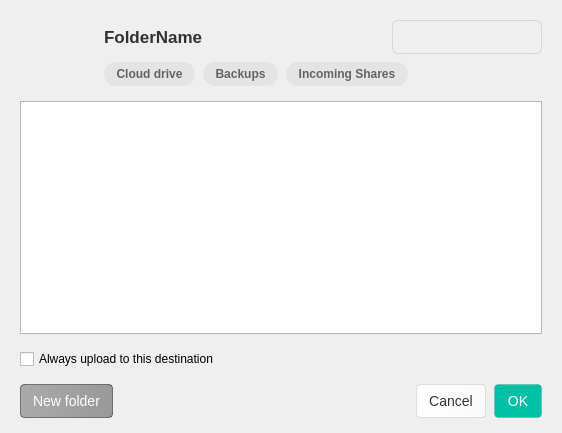
This is src/MEGASync/gui/node_selector/gui/linux/NodeSelectorTreeViewWidget.ui in meganz/MEGAsync as Qt 5 draws it before an edit. The edited form follows.
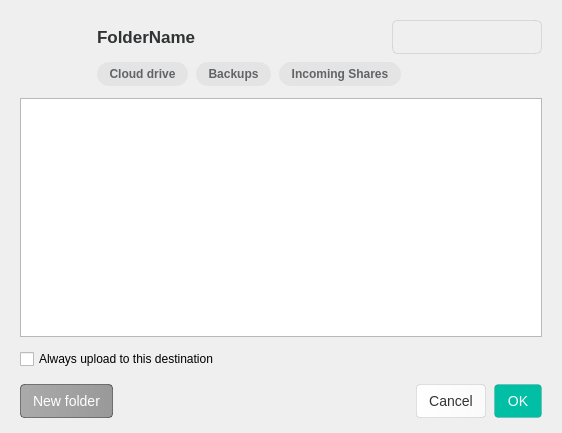
This is the edited form. Icons and pictures are not drawn. Custom widgets are drawn as their Qt base class.

Commit message: linux search buttons size and alignments

What changed in the file:
```diff
--- a/src/MEGASync/gui/node_selector/gui/linux/NodeSelectorTreeViewWidget.ui
+++ b/src/MEGASync/gui/node_selector/gui/linux/NodeSelectorTreeViewWidget.ui
@@ -21,7 +21,7 @@
   </property>
   <layout class="QVBoxLayout" name="NodeSelectorWidgetLayout">
    <property name="spacing">
-    <number>15</number>
+    <number>12</number>
    </property>
    <property name="leftMargin">
     <number>20</number>
@@ -490,8 +490,8 @@
        </property>
        <property name="sizeHint" stdset="0">
         <size>
-         <width>20</width>
-         <height>4</height>
+         <width>0</width>
+         <height>7</height>
         </size>
        </property>
       </spacer>
@@ -819,7 +819,7 @@
      <property name="maximumSize">
       <size>
        <width>16777215</width>
-       <height>35</height>
+       <height>40</height>
       </size>
      </property>
      <property name="styleSheet">
@@ -841,7 +841,7 @@
        <number>0</number>
       </property>
       <property name="topMargin">
-       <number>0</number>
+       <number>3</number>
       </property>
       <property name="rightMargin">
        <number>0</number>
```
The commit also changes 1 other file.
